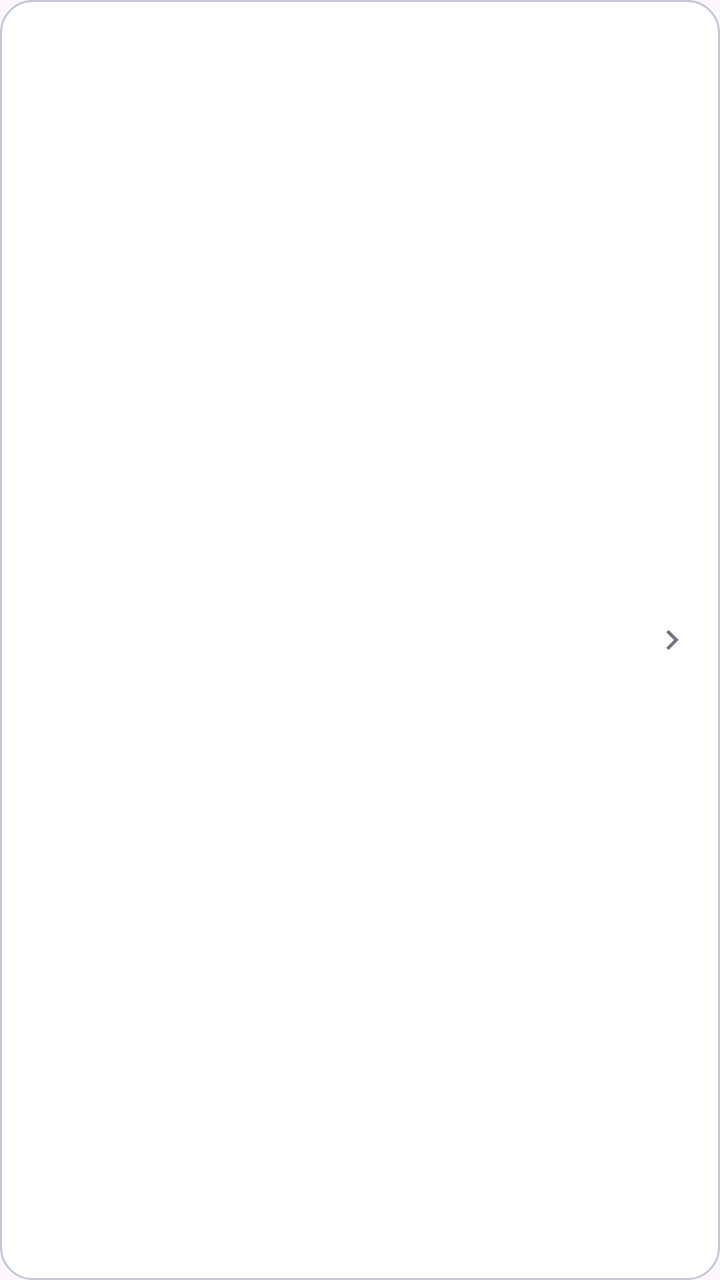
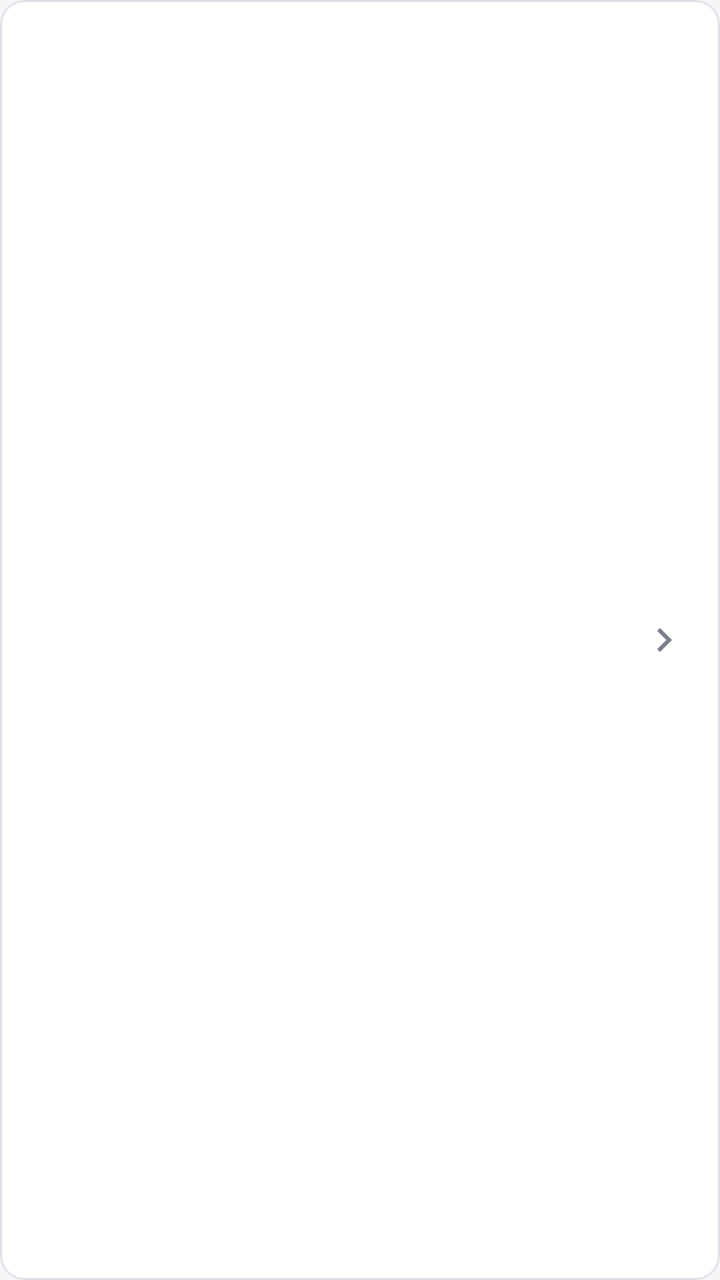

Before-and-after screenshots of an Android layout around one commit, followed by the original layout XML and the change that was made.
<!-- AndroidManifest.xml: application theme Theme.Kstudy -->
<!-- res/layout/item_session_history.xml -->
<?xml version="1.0" encoding="utf-8"?>
<LinearLayout xmlns:android="http://schemas.android.com/apk/res/android"
    xmlns:app="http://schemas.android.com/apk/res-auto"
    android:layout_width="match_parent"
    android:layout_height="wrap_content"
    android:layout_marginBottom="8dp"
    android:background="@drawable/bg_card"
    android:orientation="horizontal"
    android:gravity="center_vertical"
    android:clickable="true"
    android:focusable="true"
    android:foreground="?android:attr/selectableItemBackground"
    android:padding="14dp">

    <LinearLayout
        android:layout_width="0dp"
        android:layout_height="wrap_content"
        android:layout_weight="1"
        android:orientation="vertical">

        <TextView
            android:id="@+id/tvSessionHistoryDate"
            android:layout_width="wrap_content"
            android:layout_height="wrap_content"
            android:textColor="@color/black"
            android:textSize="14sp"
            android:textStyle="bold" />

        <TextView
            android:id="@+id/tvSessionHistorySummary"
            android:layout_width="wrap_content"
            android:layout_height="wrap_content"
            android:layout_marginTop="2dp"
            android:textColor="@color/text_secondary"
            android:textSize="12sp" />
    </LinearLayout>

    <ImageView
        android:layout_width="20dp"
        android:layout_height="20dp"
        android:src="@drawable/ic_expand_more"
        android:rotation="-90"
        app:tint="@color/outline" />
</LinearLayout>
<!-- resources referenced by this layout -->
<resources>
  <color name="black">#FF000000</color>
  <color name="outline">#737685</color>
  <color name="text_secondary">#434654</color>
  <!-- drawable bg_card (drawable) -->
  <?xml version="1.0" encoding="utf-8"?>
  <shape xmlns:android="http://schemas.android.com/apk/res/android"
      android:shape="rectangle">
      <solid android:color="@color/surface" />
      <corners android:radius="16dp" />
      <stroke
          android:width="1dp"
          android:color="@color/outline_variant" />
  </shape>
  <!-- drawable ic_expand_more (drawable) -->
  <vector xmlns:android="http://schemas.android.com/apk/res/android"
      android:width="24dp"
      android:height="24dp"
      android:viewportWidth="24"
      android:viewportHeight="24">
    <path
        android:fillColor="#FF000000"
        android:pathData="M16.59,8.59L12,13.17 7.41,8.59 6,10l6,6 6,-6z"/>
  </vector>
  <color name="outline_variant">#C3C6D6</color>
  <style name="Base.Theme.Kstudy" parent="Theme.Material3.Light.NoActionBar">
          
          <item name="colorPrimary">@color/primary</item>
          <item name="colorOnPrimary">@color/white</item>
      </style>
  <color name="primary">#5B21B6</color>
  <color name="white">#FFFFFFFF</color>
  <!-- unchanged entries left out for length: 2 -->
</resources>

<!-- the commit's change to res/layout/item_session_history.xml (unified diff, before → after) -->
@@ -1,16 +1,16 @@
 <?xml version="1.0" encoding="utf-8"?>
 <LinearLayout xmlns:android="http://schemas.android.com/apk/res/android"
     xmlns:app="http://schemas.android.com/apk/res-auto"
+    style="@style/Widget.Kstudy.Card"
     android:layout_width="match_parent"
     android:layout_height="wrap_content"
     android:layout_marginBottom="8dp"
-    android:background="@drawable/bg_card"
-    android:orientation="horizontal"
+    android:clickable="true"
+    android:clipToOutline="true"
+    android:focusable="true"
+    android:foreground="?attr/selectableItemBackground"
     android:gravity="center_vertical"
-    android:clickable="true"
-    android:focusable="true"
-    android:foreground="?android:attr/selectableItemBackground"
-    android:padding="14dp">
+    android:orientation="horizontal">
 
     <LinearLayout
         android:layout_width="0dp"
@@ -22,23 +22,21 @@
             android:id="@+id/tvSessionHistoryDate"
             android:layout_width="wrap_content"
             android:layout_height="wrap_content"
-            android:textColor="@color/black"
-            android:textSize="14sp"
-            android:textStyle="bold" />
+            android:textAppearance="@style/TextAppearance.Kstudy.Body.Strong" />
 
         <TextView
             android:id="@+id/tvSessionHistorySummary"
             android:layout_width="wrap_content"
             android:layout_height="wrap_content"
             android:layout_marginTop="2dp"
-            android:textColor="@color/text_secondary"
-            android:textSize="12sp" />
+            android:textAppearance="@style/TextAppearance.Kstudy.Caption" />
     </LinearLayout>
 
     <ImageView
-        android:layout_width="20dp"
-        android:layout_height="20dp"
-        android:src="@drawable/ic_expand_more"
-        android:rotation="-90"
-        app:tint="@color/outline" />
+        android:layout_width="24dp"
+        android:layout_height="24dp"
+        android:layout_marginStart="8dp"
+        android:importantForAccessibility="no"
+        android:src="@drawable/ic_chevron_right"
+        app:tint="?attr/colorOutline" />
 </LinearLayout>
<!-- resource entries referenced after the edit -->
@@ -1,36 +1,147 @@
 <!-- resources referenced by this layout -->
 <resources>
-  <color name="black">#FF000000</color>
-  <color name="outline">#737685</color>
-  <color name="text_secondary">#434654</color>
+  <!-- drawable ic_chevron_right (drawable) -->
+  <vector xmlns:android="http://schemas.android.com/apk/res/android"
+      android:width="24dp"
+      android:height="24dp"
+      android:autoMirrored="true"
+      android:viewportWidth="24"
+      android:viewportHeight="24">
+      <path
+          android:fillColor="#FF000000"
+          android:pathData="M10,6L8.59,7.41 13.17,12l-4.58,4.59L10,18l6,-6z" />
+  </vector>
+  <style name="TextAppearance.Kstudy.Body.Strong">
+          <item name="android:fontFamily">sans-serif-medium</item>
+          <item name="fontFamily">sans-serif-medium</item>
+      </style>
+  <style name="TextAppearance.Kstudy.Caption" parent="TextAppearance.Material3.BodySmall">
+          <item name="android:textColor">?attr/colorOnSurfaceVariant</item>
+      </style>
+  <style name="Widget.Kstudy.Card" parent="">
+          <item name="android:background">@drawable/bg_card</item>
+          <item name="android:padding">16dp</item>
+          
+          <item name="android:clipToPadding">false</item>
+      </style>
+  <color name="outline">#7A808C</color>
+  <color name="error">#B3261E</color>
+  <color name="error_container">#FBEAE8</color>
+  <color name="on_error_container">#5F1410</color>
+  <dimen name="radius_control">8dp</dimen>
+  <style name="Widget.Kstudy.Button" parent="Widget.Material3.Button">
+          <item name="shapeAppearanceOverlay">@style/ShapeAppearanceOverlay.Kstudy.Control</item>
+      </style>
+  <style name="Widget.Kstudy.Button.Outlined" parent="Widget.Material3.Button.OutlinedButton">
+          <item name="shapeAppearanceOverlay">@style/ShapeAppearanceOverlay.Kstudy.Control</item>
+      </style>
+  <style name="Widget.Kstudy.Button.Text" parent="Widget.Material3.Button.TextButton">
+          <item name="shapeAppearanceOverlay">@style/ShapeAppearanceOverlay.Kstudy.Control</item>
+          <item name="android:minWidth">56dp</item>
+      </style>
+  <style name="ThemeOverlay.Kstudy.MaterialAlertDialog" parent="ThemeOverlay.Material3.MaterialAlertDialog">
+          <item name="alertDialogStyle">@style/MaterialAlertDialog.Kstudy</item>
+          <item name="buttonBarPositiveButtonStyle">@style/Widget.Kstudy.Button.Text.Dialog</item>
+          <item name="buttonBarNegativeButtonStyle">@style/Widget.Kstudy.Button.Text.Dialog</item>
+          <item name="buttonBarNeutralButtonStyle">@style/Widget.Kstudy.Button.Text.Dialog.Flush</item>
+      </style>
+  <style name="ShapeAppearanceOverlay.Kstudy.Control" parent="">
+          <item name="cornerFamily">rounded</item>
+          <item name="cornerSize">@dimen/radius_control</item>
+      </style>
+  <style name="MaterialAlertDialog.Kstudy" parent="MaterialAlertDialog.Material3">
+          <item name="backgroundTint">?attr/colorSurface</item>
+      </style>
+  <style name="Widget.Kstudy.Button.Text.Dialog" parent="Widget.Material3.Button.TextButton.Dialog">
+          <item name="shapeAppearanceOverlay">@style/ShapeAppearanceOverlay.Kstudy.Control</item>
+      </style>
+  <style name="Widget.Kstudy.Button.Text.Dialog.Flush">
+          <item name="android:layout_marginStart">0dp</item>
+          <item name="android:layout_marginLeft">0dp</item>
+      </style>
+  <color name="text_secondary">#555B66</color>
+  <color name="surface_inverse">#2F3237</color>
+  <color name="on_surface_inverse">#F1F2F4</color>
+  <color name="surface_dim">#DCDEE3</color>
+  <color name="surface_container_low">#F5F6F8</color>
+  <color name="surface_container_high">#E4E7EC</color>
   <!-- drawable bg_card (drawable) -->
   <?xml version="1.0" encoding="utf-8"?>
   <shape xmlns:android="http://schemas.android.com/apk/res/android"
       android:shape="rectangle">
       <solid android:color="@color/surface" />
-      <corners android:radius="16dp" />
+      <corners android:radius="@dimen/radius_container" />
       <stroke
           android:width="1dp"
           android:color="@color/outline_variant" />
   </shape>
-  <!-- drawable ic_expand_more (drawable) -->
-  <vector xmlns:android="http://schemas.android.com/apk/res/android"
-      android:width="24dp"
-      android:height="24dp"
-      android:viewportWidth="24"
-      android:viewportHeight="24">
-    <path
-        android:fillColor="#FF000000"
-        android:pathData="M16.59,8.59L12,13.17 7.41,8.59 6,10l6,6 6,-6z"/>
-  </vector>
-  <color name="outline_variant">#C3C6D6</color>
+  <color name="outline_variant">#DDE0E6</color>
   <style name="Base.Theme.Kstudy" parent="Theme.Material3.Light.NoActionBar">
           
           <item name="colorPrimary">@color/primary</item>
-          <item name="colorOnPrimary">@color/white</item>
+          <item name="colorOnPrimary">@color/on_primary</item>
+          <item name="colorPrimaryContainer">@color/primary_container</item>
+          <item name="colorOnPrimaryContainer">@color/on_primary_container</item>
+          <item name="colorPrimaryInverse">@color/primary_inverse</item>
+          <item name="colorSecondary">@color/secondary</item>
+          <item name="colorOnSecondary">@color/on_primary</item>
+          <item name="colorSecondaryContainer">@color/secondary_container</item>
+          <item name="colorOnSecondaryContainer">@color/on_secondary_container</item>
+          <item name="colorTertiary">@color/secondary</item>
+          <item name="colorOnTertiary">@color/on_primary</item>
+          <item name="colorTertiaryContainer">@color/secondary_container</item>
+          <item name="colorOnTertiaryContainer">@color/on_secondary_container</item>
+          <item name="android:colorBackground">@color/background</item>
+          <item name="colorOnBackground">@color/on_surface</item>
+          <item name="colorSurface">@color/surface</item>
+          <item name="colorOnSurface">@color/on_surface</item>
+          <item name="colorSurfaceVariant">@color/surface_container</item>
+          <item name="colorOnSurfaceVariant">@color/text_secondary</item>
+          <item name="colorSurfaceInverse">@color/surface_inverse</item>
+          <item name="colorOnSurfaceInverse">@color/on_surface_inverse</item>
+          <item name="colorSurfaceBright">@color/surface</item>
+          <item name="colorSurfaceDim">@color/surface_dim</item>
+          <item name="colorSurfaceContainerLowest">@color/surface</item>
+          <item name="colorSurfaceContainerLow">@color/surface_container_low</item>
+          <item name="colorSurfaceContainer">@color/surface_container</item>
+          <item name="colorSurfaceContainerHigh">@color/surface_container_high</item>
+          <item name="colorSurfaceContainerHighest">@color/surface_container_high</item>
+          <item name="colorOutline">@color/outline</item>
+          <item name="colorOutlineVariant">@color/outline_variant</item>
+          <item name="colorError">@color/error</item>
+          <item name="colorOnError">@color/on_primary</item>
+          <item name="colorErrorContainer">@color/error_container</item>
+          <item name="colorOnErrorContainer">@color/on_error_container</item>
+  
+          
+          <item name="elevationOverlayEnabled">false</item>
+  
+          
+          <item name="shapeCornerSizeExtraSmall">@dimen/radius_control</item>
+          <item name="shapeCornerSizeSmall">@dimen/radius_control</item>
+          <item name="shapeCornerSizeMedium">@dimen/radius_container</item>
+          <item name="shapeCornerSizeLarge">@dimen/radius_container</item>
+          <item name="shapeCornerSizeLargeIncreased">@dimen/radius_container</item>
+          <item name="shapeCornerSizeExtraLarge">@dimen/radius_container</item>
+          <item name="shapeCornerSizeExtraLargeIncreased">@dimen/radius_container</item>
+  
+          <item name="materialButtonStyle">@style/Widget.Kstudy.Button</item>
+          <item name="materialButtonOutlinedStyle">@style/Widget.Kstudy.Button.Outlined</item>
+          <item name="borderlessButtonStyle">@style/Widget.Kstudy.Button.Text</item>
+          <item name="materialAlertDialogTheme">@style/ThemeOverlay.Kstudy.MaterialAlertDialog</item>
       </style>
-  <color name="primary">#5B21B6</color>
-  <color name="white">#FFFFFFFF</color>
+  <dimen name="radius_container">12dp</dimen>
+  <color name="primary">#1F3A5F</color>
+  <color name="on_primary">#FFFFFF</color>
+  <color name="primary_container">#E2E9F3</color>
+  <color name="on_primary_container">#14263F</color>
+  <color name="primary_inverse">#A9C1E3</color>
+  <color name="secondary">#56606E</color>
+  <color name="secondary_container">#E7EAEF</color>
+  <color name="on_secondary_container">#1C2430</color>
+  <color name="background">#F5F6F8</color>
+  <color name="on_surface">#1B1D21</color>
+  <color name="surface_container">#ECEEF2</color>
   <!-- unchanged entries left out for length: 2 -->
 </resources>
 
